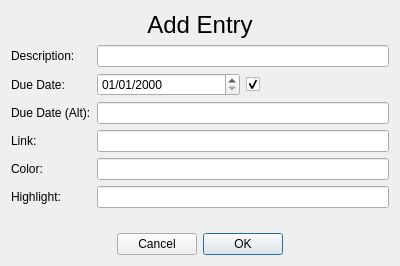
This is assignment_list_pyqt/add_entry_form.ui in lshprung/assignment-list-pyqt as Qt 5 draws it before an edit. The edited form follows.
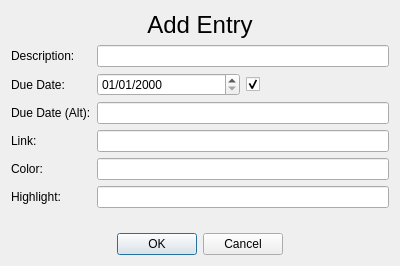
This is the edited form.

Commit message: Reverse orientation of OK and Cancel buttons

Patch:
```diff
--- a/assignment_list_pyqt/add_entry_form.ui
+++ b/assignment_list_pyqt/add_entry_form.ui
@@ -132,7 +132,7 @@
    <item>
     <widget class="QDialogButtonBox" name="buttonBox">
      <property name="layoutDirection">
-      <enum>Qt::RightToLeft</enum>
+      <enum>Qt::LeftToRight</enum>
      </property>
      <property name="orientation">
       <enum>Qt::Horizontal</enum>
```
The commit also changes 3 other files.
